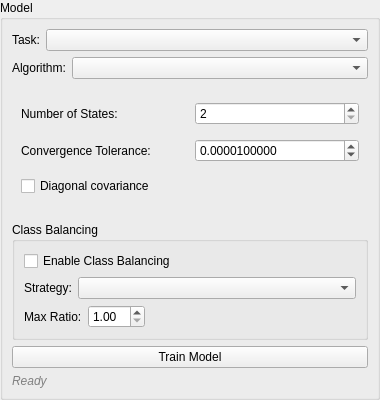
This is src/WhiskerToolbox/MLCore_Widget/UI/ModelConfigPanel/ModelConfigPanel.ui in paulmthompson/WhiskerToolbox as Qt 5 draws it before an edit. The edited form follows.
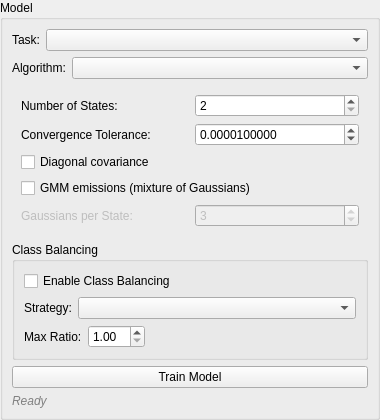
This is the edited form. The open tabs and pages were chosen to show the change.

Commit message: add mixture of gaussians to HMM

```diff
--- a/src/WhiskerToolbox/MLCore_Widget/UI/ModelConfigPanel/ModelConfigPanel.ui
+++ b/src/WhiskerToolbox/MLCore_Widget/UI/ModelConfigPanel/ModelConfigPanel.ui
@@ -633,6 +633,51 @@
             </property>
            </widget>
           </item>
+          <item row="3" column="0" colspan="2">
+           <widget class="QCheckBox" name="hmmGMMEmissionsCheckBox">
+            <property name="text">
+             <string>GMM emissions (mixture of Gaussians)</string>
+            </property>
+            <property name="toolTip">
+             <string>Use a Gaussian Mixture Model for each state's emission distribution. Allows each hidden state to model multi-modal observation distributions.</string>
+            </property>
+            <property name="checked">
+             <bool>false</bool>
+            </property>
+           </widget>
+          </item>
+          <item row="4" column="0">
+           <widget class="QLabel" name="hmmNumGaussiansLabel">
+            <property name="text">
+             <string>Gaussians per State:</string>
+            </property>
+            <property name="toolTip">
+             <string>Number of Gaussian components in each state's mixture (only used with GMM emissions)</string>
+            </property>
+            <property name="enabled">
+             <bool>false</bool>
+            </property>
+           </widget>
+          </item>
+          <item row="4" column="1">
+           <widget class="QSpinBox" name="hmmNumGaussiansSpinBox">
+            <property name="toolTip">
+             <string>Number of Gaussian mixture components per hidden state</string>
+            </property>
+            <property name="enabled">
+             <bool>false</bool>
+            </property>
+            <property name="minimum">
+             <number>2</number>
+            </property>
+            <property name="maximum">
+             <number>50</number>
+            </property>
+            <property name="value">
+             <number>3</number>
+            </property>
+           </widget>
+          </item>
          </layout>
         </widget>
        </widget>
```
The commit also changes 9 other files.
